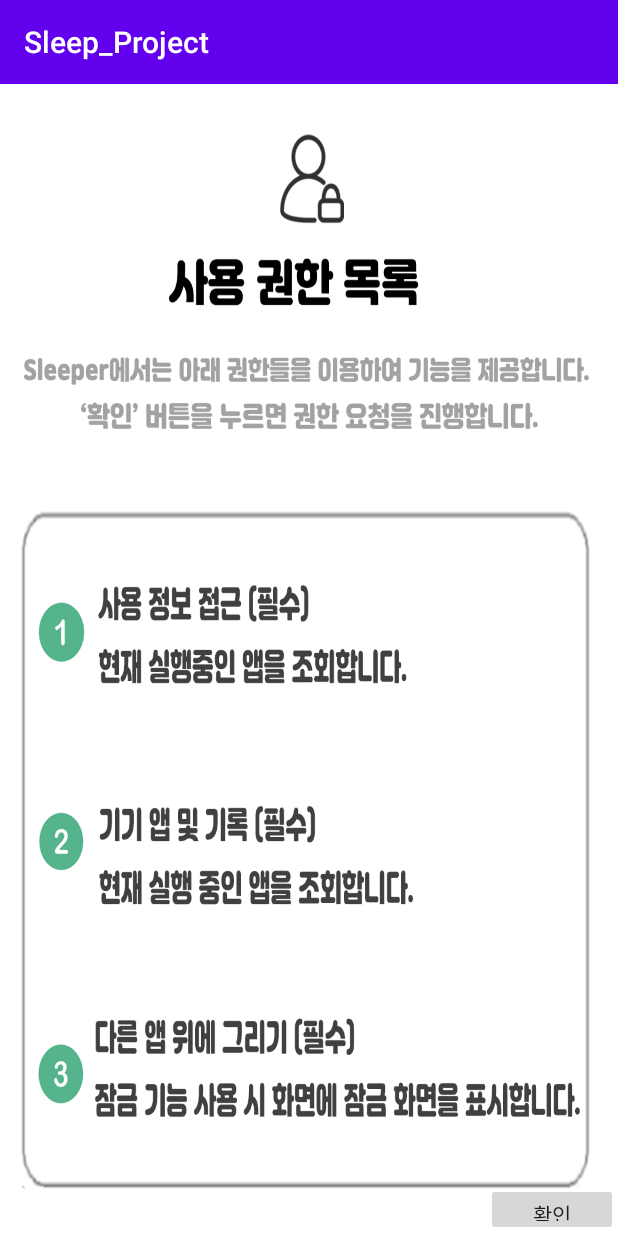
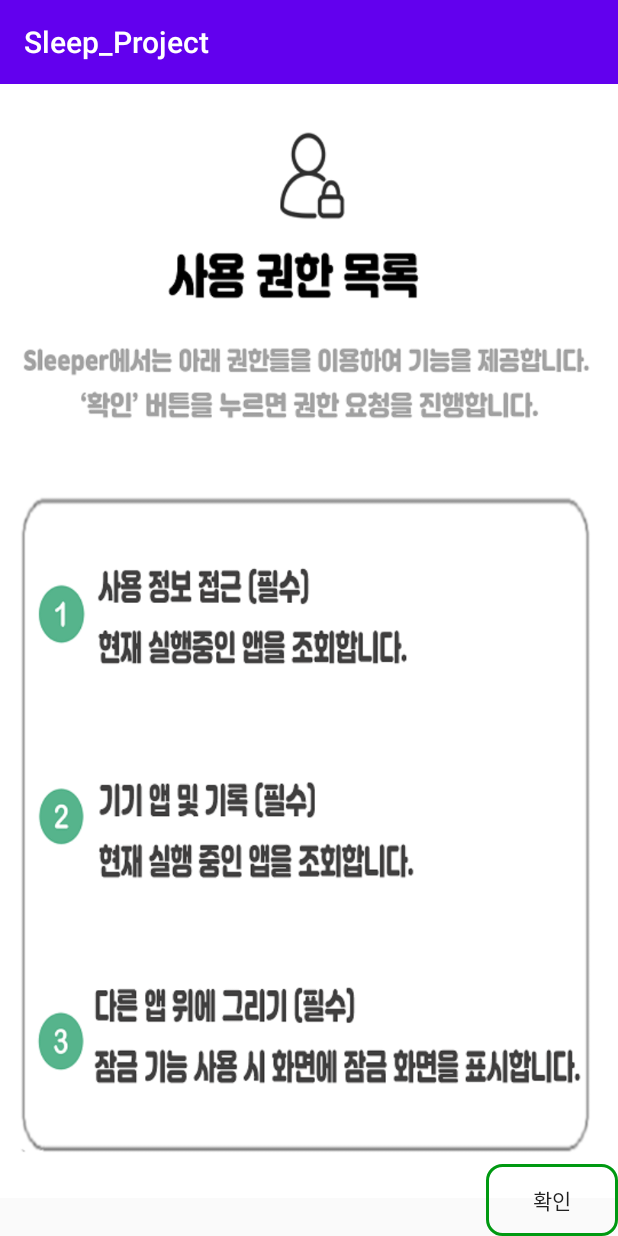
Before and after one commit to Gangglion/Sleeper, an Android app: the UI_1_2_permission_activity screen opened directly, with no data from a screen before it, on a phone screen of 412 x 824 dp. Run offline under Robolectric (Android 15) with nearby library versions, the phone set to English and light mode, and no system bars; libraries missing offline, so code that uses them is left out: me.relex.circleindicator.

Commit message:
이미지 추가 및 버튼 디자인 변경, 그래프 애니메이션 추가, 그래프 하단 표 추가 등

```diff
--- a/Sleep_Project/app/src/main/res/drawable/infobtn_shape.xml
+++ b/Sleep_Project/app/src/main/res/drawable/infobtn_shape.xml
@@ -1,7 +1,5 @@
 <?xml version="1.0" encoding="utf-8"?>
 <shape xmlns:android="http://schemas.android.com/apk/res/android" >
-
-
     <stroke
         android:width="2dp"
         android:color="#091" />
@@ -10,5 +8,4 @@
         android:topRightRadius="10dp"
         android:bottomLeftRadius="10dp"
         android:bottomRightRadius="10dp"  />
-
 </shape>
--- a/Sleep_Project/app/src/main/res/layout/ui_1_1_main.xml
+++ b/Sleep_Project/app/src/main/res/layout/ui_1_1_main.xml
@@ -5,7 +5,6 @@
     android:layout_width="match_parent"
     android:layout_height="match_parent"
     android:orientation="vertical"
-    style="@style/backgroundimg"
     tools:context=".UI_1_1_main">
 
     <FrameLayout
--- a/Sleep_Project/app/src/main/res/layout/ui_1_2_permission_layout.xml
+++ b/Sleep_Project/app/src/main/res/layout/ui_1_2_permission_layout.xml
@@ -5,18 +5,20 @@
     android:layout_width="match_parent"
     android:layout_height="match_parent"
     android:orientation="vertical"
-    style="@style/backgroundimg"
-    tools:context=".UI_1_1_main">
+    tools:context=".UI_1_2_permission_activity">
+<!--    android:background="@drawable/permission_img">-->
 
     <ImageView
-        android:id="@+id/permissionImg"
         android:layout_width="match_parent"
         android:layout_height="match_parent"
-        android:background="@drawable/permission_img" />
+        android:background="@drawable/permission_img"
+        android:layout_marginBottom="25dp"/>
+
     <Button
         android:id="@+id/okbtn"
         android:layout_width="wrap_content"
-        android:layout_height="35dp"
+        android:layout_height="wrap_content"
+        android:background="@drawable/infobtn_shape"
         android:text="확인"
         android:layout_alignParentBottom="true"
         android:layout_alignParentEnd="true"/>
```
Also changed, not shown: Sleep_Project/app/src/main/AndroidManifest.xml (+5 -11 lines), Sleep_Project/app/src/main/res/layout/statistics1.xml (+8 -4 lines), Sleep_Project/app/src/main/res/drawable/permission_img.png.
